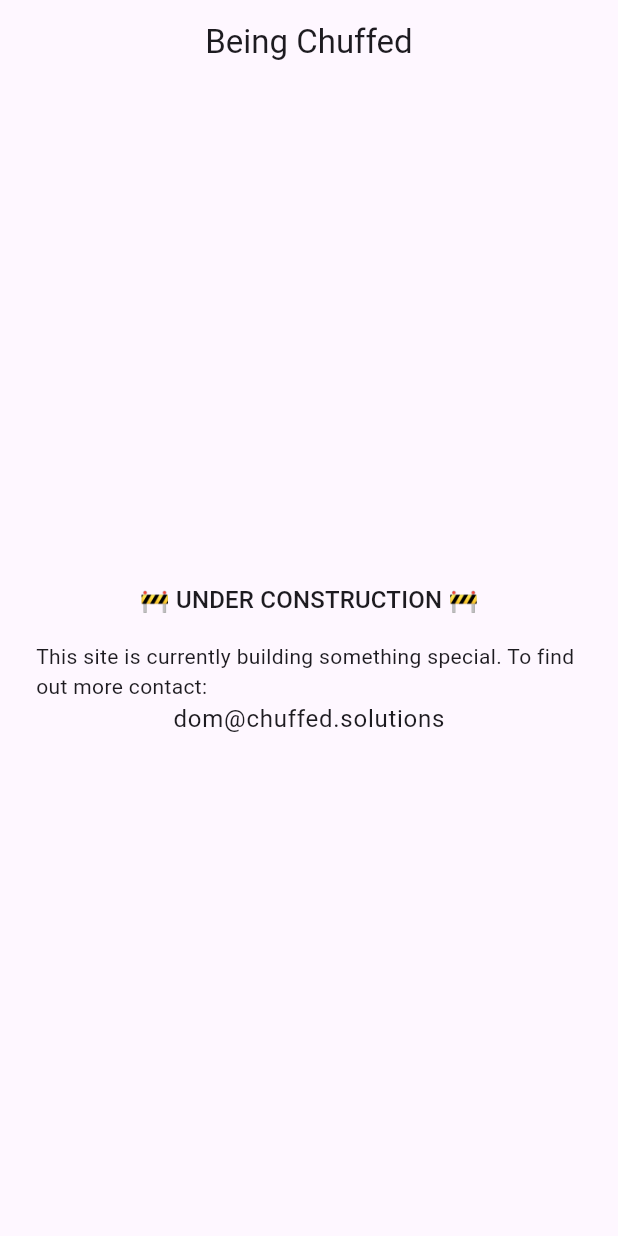
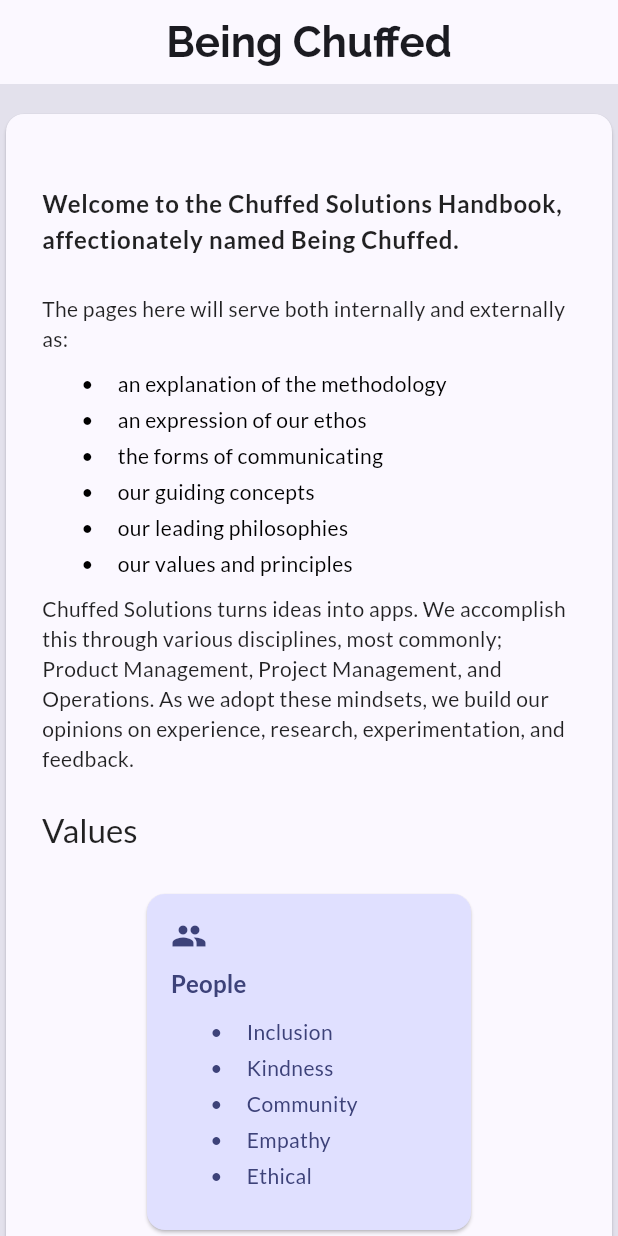
Before and after one commit to ChuffedDom/being-chuffed, a Flutter app: the screen it shows after launch, on a phone screen of 412 x 824 dp. Run offline on Flutter 3.47's test engine with Material 2 defaults, Android fonts, the phone set to English and light mode, and no system bars; our stand-ins replace firebase_core, google_fonts; accounts and stored records are empty; Roboto replaces fonts that are missing (--apple-system); statements that could not run were skipped.

Commit message:
Added Being Chuffed landing page

```diff
--- /dev/null
+++ b/lib/homepage.dart
@@ -0,0 +1,244 @@
+import 'package:flutter/material.dart';
+import 'package:google_fonts/google_fonts.dart';
+
+class HomePage extends StatelessWidget {
+  const HomePage({super.key});
+
+  @override
+  Widget build(BuildContext context) {
+    return Scaffold(
+      appBar: AppBar(
+        toolbarHeight: 56,
+        title: Text(
+          "Being Chuffed",
+          style: GoogleFonts.raleway(
+            fontSize: 28,
+            fontWeight: FontWeight.bold,
+          ),
+        ),
+        centerTitle: true,
+      ),
+      backgroundColor: Theme.of(context).colorScheme.surfaceVariant,
+      body: Center(
+        child: Container(
+          constraints: const BoxConstraints(maxWidth: 768),
+          child: ListView(
+            children: [
+              const SizedBox(height: 16.0),
+              Card(
+                color: Theme.of(context).colorScheme.surface,
+                child: Padding(
+                  padding: const EdgeInsets.all(24.0),
+                  child: Column(
+                    crossAxisAlignment: CrossAxisAlignment.start,
+                    children: [
+                      const SizedBox(height: 24),
+                      Text(
+                        "Welcome to the Chuffed Solutions Handbook, affectionately named Being Chuffed.",
+                        style: Theme.of(context)
+                            .textTheme
+                            .bodyLarge!
+                            .copyWith(fontWeight: FontWeight.bold),
+                      ),
+                      const SizedBox(height: 24),
+                      const Text(
+                          "The pages here will serve both internally and externally as:"),
+                      const UnorderedList(
+                        children: [
+                          "an explanation of the methodology",
+                          "an expression of our ethos",
+                          "the forms of communicating",
+                          "our guiding concepts",
+                          "our leading philosophies",
+                          "our values and principles",
+                        ],
+                      ),
+                      const SizedBox(height: 8.0),
+                      const Text(
+                        "Chuffed Solutions turns ideas into apps. We accomplish this through various disciplines, most commonly; Product Management, Project Management, and Operations. As we adopt these mindsets, we build our opinions on experience, research, experimentation, and feedback.",
+                      ),
+                      const SizedBox(height: 24.0),
+                      Text(
+                        "Values",
+                        style: Theme.of(context).textTheme.titleLarge,
+                      ),
+                      const SizedBox(height: 24.0),
+                      OverflowBar(
+                        spacing: 16.0,
+                        overflowSpacing: 16.0,
+                        alignment: MainAxisAlignment.spaceEvenly,
+                        overflowAlignment: OverflowBarAlignment.center,
+                        children: [
+                          ValueItem(
+                            icon: Icons.people,
+                            backgroundColor:
+                                Theme.of(context).colorScheme.primaryContainer,
+                            textColor: Theme.of(context)
+                                .colorScheme
+                                .onPrimaryContainer,
+                            title: "People",
+                            description: "something something something",
+                            unorderedList: UnorderedList(
+                              color: Theme.of(context)
+                                  .colorScheme
+                                  .onPrimaryContainer,
+                              children: const [
+                                "Inclusion",
+                                "Kindness",
+                                "Community",
+                                "Empathy",
+                                "Ethical",
+                              ],
+                            ),
+                          ),
+                          ValueItem(
+                            icon: Icons.public,
+                            backgroundColor:
+                                Theme.of(context).colorScheme.primaryContainer,
+                            textColor: Theme.of(context)
+                                .colorScheme
+                                .onPrimaryContainer,
+                            title: "Planet",
+                            description: "something something something",
+                            unorderedList: UnorderedList(
+                              color: Theme.of(context)
+                                  .colorScheme
+                                  .onPrimaryContainer,
+                              children: const [
+                                "Sustainability",
+                                "Environment",
+                                "Zero-waste",
+                                "Net-zero goal",
+                                "Conservation",
+                              ],
+                            ),
+                          ),
+                          ValueItem(
+                            icon: Icons.rocket_launch,
+                            backgroundColor:
+                                Theme.of(context).colorScheme.primaryContainer,
+                            textColor: Theme.of(context)
+                                .colorScheme
+                                .onPrimaryContainer,
+                            title: "Progress",
+                            description: "something something something",
+                            unorderedList: UnorderedList(
+                              color: Theme.of(context)
+                                  .colorScheme
+                                  .onPrimaryContainer,
+                              children: const [
+                                "Iteration",
+                                "Innovation",
+                                "Profit",
+                                "Growth",
+                                "Diversification",
+                              ],
+                            ),
+                          ),
+                        ],
+                      )
+                    ],
+                  ),
+                ),
+              )
+            ],
+          ),
+        ),
+      ),
+    );
+  }
+}
+
+class UnorderedList extends StatelessWidget {
+  final List<String> children;
+  final Color? color;
+
+  const UnorderedList({
+    super.key,
+    required this.children,
+    this.color = Colors.black,
+  });
+
+  @override
+  Widget build(BuildContext context) {
+    return Padding(
+      padding: const EdgeInsets.fromLTRB(24.0, 8.0, 24.0, 0),
+      child: Column(
+        children: [
+          for (var child in children)
+            Padding(
+              padding: const EdgeInsets.all(2.0),
+              child: Row(
+                children: [
+                  Text(
+                    "•",
+                    style: TextStyle(color: color),
+                  ),
+                  const SizedBox(width: 16.0),
+                  Text(
+                    child,
+                    style: TextStyle(color: color),
+                  ),
+                ],
+              ),
+            ),
+        ],
+      ),
+    );
+  }
+}
+
+class ValueItem extends StatelessWidget {
+  final String title;
+  final String description;
+  final UnorderedList unorderedList;
+  final Color textColor;
+  final Color backgroundColor;
+  final IconData icon;
+
+  const ValueItem({
+    super.key,
+    required this.title,
+    required this.description,
+    required this.unorderedList,
+    this.textColor = Colors.white,
+    this.backgroundColor = Colors.black,
+    required this.icon,
+  });
+
+  @override
+  Widget build(BuildContext context) {
+    return Container(
+      width: 224,
+      child: Card(
+        color: backgroundColor,
+        child: Padding(
+          padding: const EdgeInsets.all(16.0),
+          child: Column(
+            crossAxisAlignment: CrossAxisAlignment.start,
+            children: [
+              Icon(icon, color: textColor),
+              const SizedBox(height: 8.0),
+              Text(
+                title,
+                style: Theme.of(context).textTheme.titleMedium!.copyWith(
+                      color: textColor,
+                      fontWeight: FontWeight.bold,
+                    ),
+              ),
+              /* const SizedBox(height: 16),
+               Text(
+                description,
+                style: Theme.of(context).textTheme.bodyMedium!.copyWith(
+                      color: textColor,
+                    ),
+              ), */
+              unorderedList,
+              const SizedBox(height: 8),
+            ],
+          ),
+        ),
+      ),
+    );
+  }
+}
--- a/lib/main.dart
+++ b/lib/main.dart
@@ -1,5 +1,7 @@
+import 'package:being_chuffed/homepage.dart';
 import 'package:firebase_core/firebase_core.dart';
 import 'package:flutter/material.dart';
+import 'package:google_fonts/google_fonts.dart';
 import 'firebase_options.dart';
 
 Future<void> main() async {
@@ -16,26 +18,35 @@
   @override
   Widget build(BuildContext context) {
     return MaterialApp(
-      title: 'Flutter Demo',
+      title: 'Being Chuffed',
       theme: ThemeData(
+        colorSchemeSeed: Color.fromARGB(255, 60, 71, 197),
+        textTheme: GoogleFonts.latoTextTheme(),
         fontFamily: '--apple-system',
         useMaterial3: true,
       ),
-      home: const MyHomePage(),
+      initialRoute: '/',
+      routes: {'/': (context) => HomePage()},
     );
   }
 }
 
-class MyHomePage extends StatelessWidget {
-  const MyHomePage({super.key});
+class UnderConstruction extends StatelessWidget {
+  const UnderConstruction({super.key});
 
   @override
   Widget build(BuildContext context) {
     return Scaffold(
       appBar: AppBar(
-        title: const Text("Being Chuffed"),
+        title: Text(
+          "Being Chuffed",
+          style: GoogleFonts.raleway(
+            fontSize: 48,
+          ),
+        ),
         centerTitle: true,
       ),
+      backgroundColor: Theme.of(context).colorScheme.background,
       body: Center(
         child: Padding(
           padding: const EdgeInsets.all(24.0),
--- a/pubspec.yaml
+++ b/pubspec.yaml
@@ -37,6 +37,7 @@
   # Use with the CupertinoIcons class for iOS style icons.
   cupertino_icons: ^1.0.2
   firebase_core: ^2.4.1
+  google_fonts: ^3.0.1
 
 dev_dependencies:
   flutter_test:
```
Also changed, not shown: lib/m3rkdown.dart (added), pubspec.lock, 1 other file.
